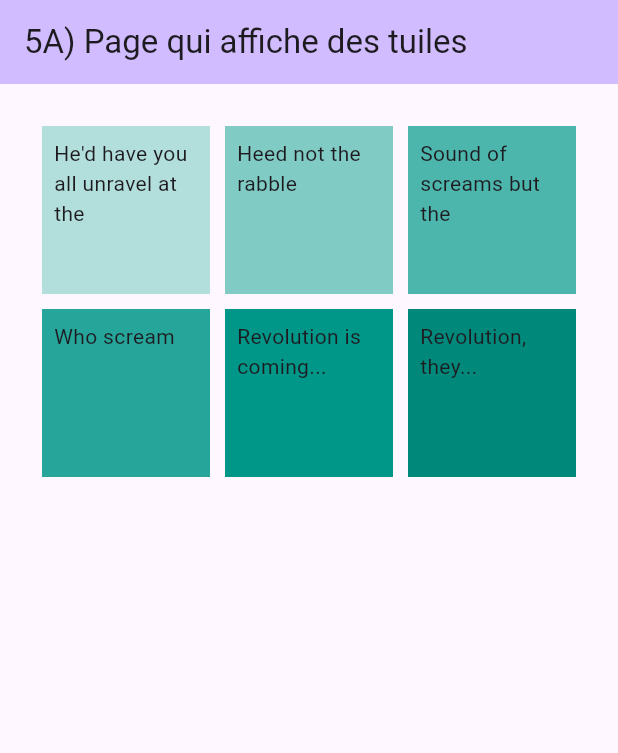
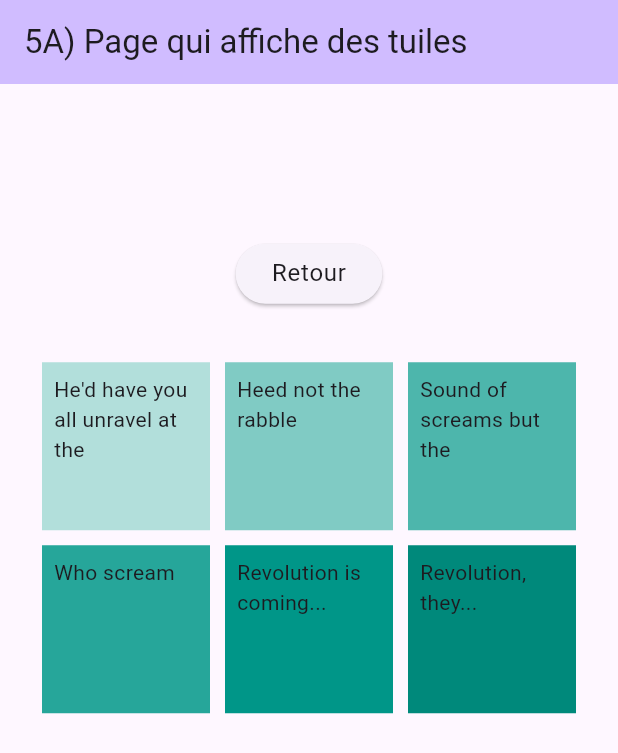
Before and after one commit to Alutulu/uvamse, a Flutter app: the Exo5aScreen screen opened by its route, on a phone screen of 412 x 824 dp. Shown: the top 753 px of the screen. Run offline on Flutter 3.47's test engine with Material 3 defaults, Android fonts, the phone set to English and light mode, and no system bars; our stand-ins replace go_router, url_strategy; missing offline and left inert: adaptive_navigation, window_size.

Commit message:
bouton retour

```diff
--- a/tp2/lib/src/views/exo2.dart
+++ b/tp2/lib/src/views/exo2.dart
@@ -1,5 +1,7 @@
 import 'package:flutter/material.dart';
+import 'package:go_router/go_router.dart';
 import 'package:tp2/src/utils/math.dart';
+import 'package:tp2/src/widgets/retourBtn.dart';
 
 class Exo2Screen extends StatefulWidget {
   const Exo2Screen({super.key});
@@ -27,6 +29,8 @@ class _Exo2Screen extends State<Exo2Screen> {
         child: Column(
           mainAxisAlignment: MainAxisAlignment.center,
           children: <Widget>[
+            BoutonRetour.widget(context),
+            const SizedBox(height: 15),
             Container(
               width: 500.0,
               height: 300.0,
--- a/tp2/lib/src/views/exo5a.dart
+++ b/tp2/lib/src/views/exo5a.dart
@@ -1,5 +1,6 @@
 import 'package:flutter/material.dart';
-import 'package:tp2/src/utils/math.dart';
+import 'package:flutter/widgets.dart';
+import 'package:tp2/src/widgets/retourBtn.dart';
 import 'package:tp2/src/widgets/tile.dart';
 
 class Exo5aScreen extends StatefulWidget {
@@ -27,6 +28,16 @@ class _Exo5aScreen extends State<Exo5aScreen> {
       body: Center(
           child: Padding(
               padding: const EdgeInsets.all(8),
+              child: Column(
+                mainAxisAlignment: MainAxisAlignment.center,
+                children: [
+                  BoutonRetour.widget(context),
+                  const SizedBox(
+                    height: 15,
+                  ),
+                  SizedBox(
+                    width: 500,
+                    height: 500,
                     child: GridView.count(
                       primary: false,
                       padding: const EdgeInsets.all(20),
@@ -35,35 +46,44 @@ class _Exo5aScreen extends State<Exo5aScreen> {
                       crossAxisCount: 3,
                       children: <Widget>[
                         Container(
+                          width: 50,
                           padding: const EdgeInsets.all(8),
                           color: Colors.teal[100],
                           child: const Text("He'd have you all unravel at the"),
                         ),
                         Container(
+                          width: 50,
                           padding: const EdgeInsets.all(8),
                           color: Colors.teal[200],
                           child: const Text('Heed not the rabble'),
                         ),
                         Container(
+                          width: 50,
                           padding: const EdgeInsets.all(8),
                           color: Colors.teal[300],
                           child: const Text('Sound of screams but the'),
                         ),
                         Container(
+                          width: 50,
                           padding: const EdgeInsets.all(8),
                           color: Colors.teal[400],
                           child: const Text('Who scream'),
                         ),
                         Container(
+                          width: 50,
                           padding: const EdgeInsets.all(8),
                           color: Colors.teal[500],
                           child: const Text('Revolution is coming...'),
                         ),
                         Container(
+                          width: 50,
                           padding: const EdgeInsets.all(8),
                           color: Colors.teal[600],
                           child: const Text('Revolution, they...'),
                         ),
+                      ],
+                    ),
+                  )
                 ],
               ))),
     );
--- a/tp2/lib/src/views/exo5c.dart
+++ b/tp2/lib/src/views/exo5c.dart
@@ -1,4 +1,6 @@
 import 'package:flutter/material.dart';
+import 'package:flutter/widgets.dart';
+import 'package:tp2/src/widgets/retourBtn.dart';
 import 'package:tp2/src/widgets/tile.dart';
 
 class Exo5cScreen extends StatefulWidget {
@@ -32,7 +34,9 @@ class _Exo5cScreen extends State<Exo5cScreen> {
             child: Column(
                 mainAxisAlignment: MainAxisAlignment.center,
                 children: <Widget>[
-                  Container(
+                  BoutonRetour.widget(context),
+                  const SizedBox(height: 15),
+                  SizedBox(
                       width: 500,
                       height: 500,
                       child: GridView.count(
--- a/tp2/lib/src/views/exo6.dart
+++ b/tp2/lib/src/views/exo6.dart
@@ -1,4 +1,6 @@
 import 'package:flutter/material.dart';
+import 'package:flutter/widgets.dart';
+import 'package:tp2/src/widgets/retourBtn.dart';
 import 'package:tp2/src/widgets/tile.dart';
 import 'dart:math' as math;
 
@@ -49,7 +51,9 @@ class _Exo6Screen extends State<Exo6Screen> {
             child: Column(
                 mainAxisAlignment: MainAxisAlignment.center,
                 children: <Widget>[
-                  Container(
+                  BoutonRetour.widget(context),
+                  const SizedBox(height: 15),
+                  SizedBox(
                       width: 500,
                       height: 500,
                       child: GridView.count(
--- /dev/null
+++ b/tp2/lib/src/widgets/retourBtn.dart
@@ -0,0 +1,13 @@
+import 'package:flutter/material.dart';
+import 'package:go_router/go_router.dart';
+
+class BoutonRetour {
+  static Widget widget(BuildContext context) => ElevatedButton(
+      onPressed: () {
+        GoRouter.of(context).go('/');
+      },
+      child: Text(
+        "Retour",
+        style: Theme.of(context).textTheme.bodyLarge,
+      ));
+}
```
Also changed, not shown: tp2/lib/src/views/exo4.dart (+5 -2 lines), tp2/lib/src/views/exo5b.dart (+13 -0 lines). Lines whose indentation alone changed are shown as unchanged.
